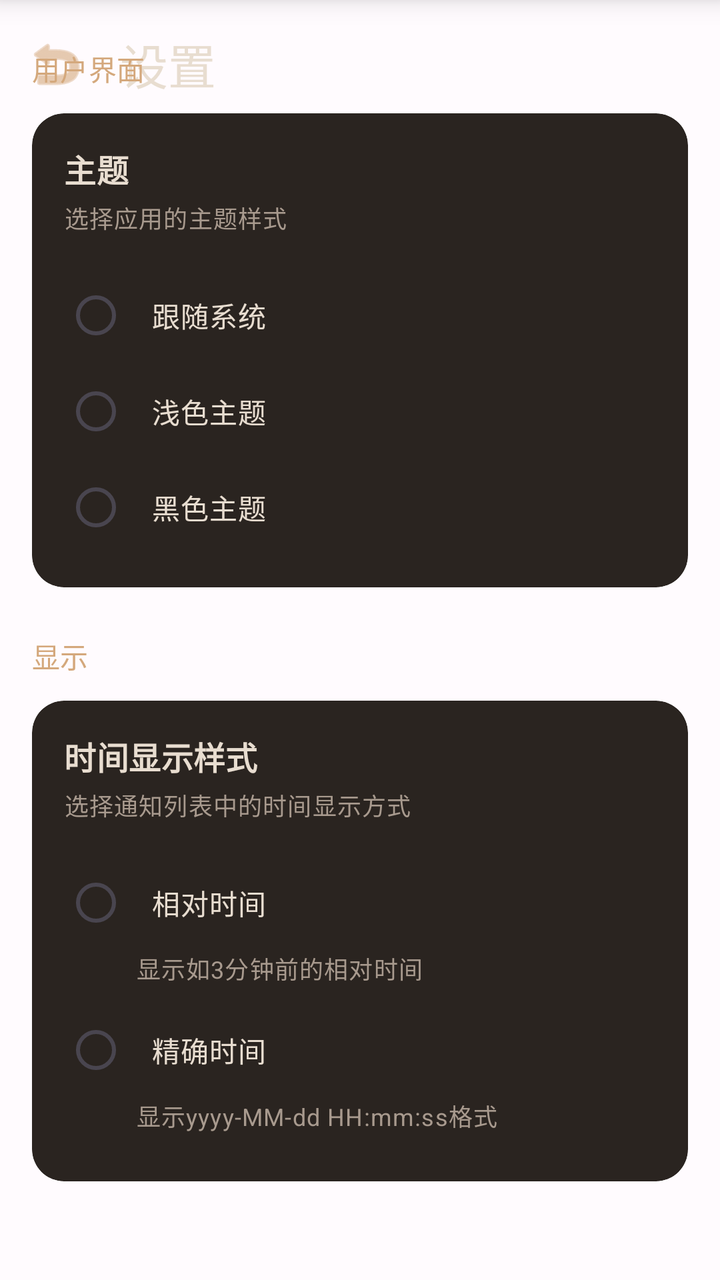
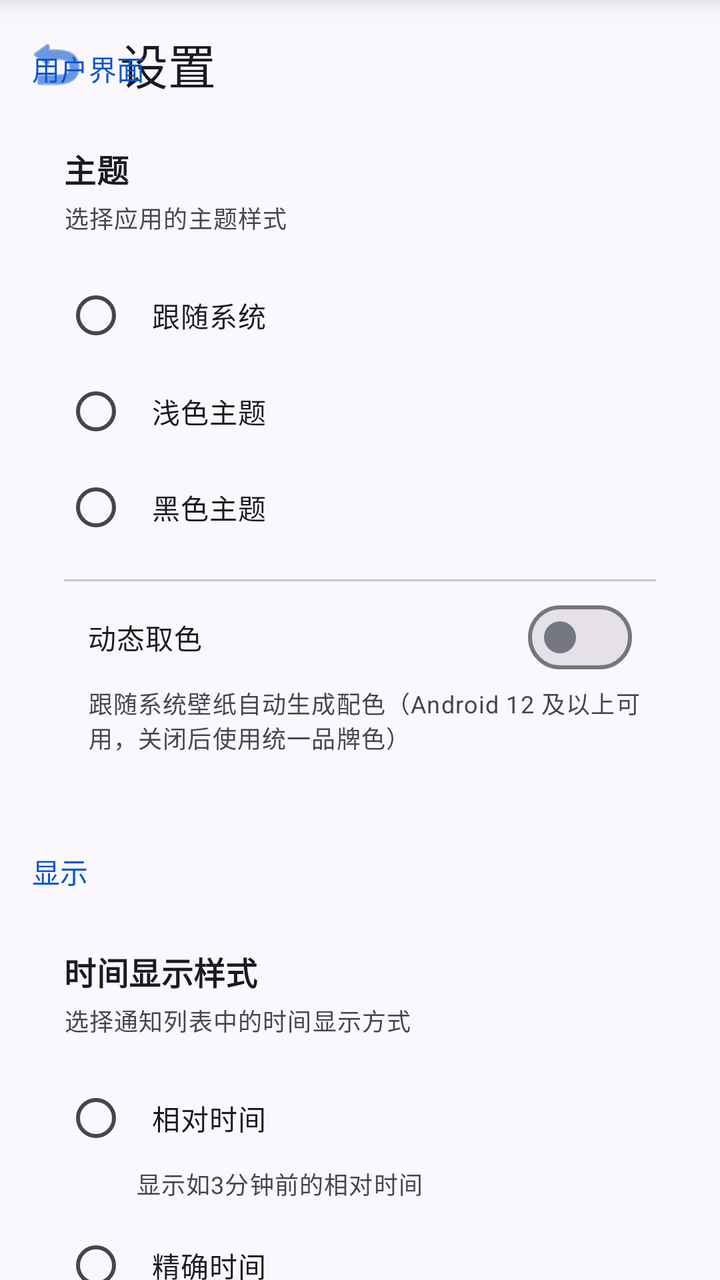

Compare the two renders of this Android layout. The source of the first and the diff that turns it into the second are given below.
<!-- AndroidManifest.xml: application theme Theme.NotificationHistory -->
<!-- res/layout/activity_settings.xml -->
<?xml version="1.0" encoding="utf-8"?>
<androidx.coordinatorlayout.widget.CoordinatorLayout
    xmlns:android="http://schemas.android.com/apk/res/android"
    xmlns:app="http://schemas.android.com/apk/res-auto"
    android:layout_width="match_parent"
    android:layout_height="match_parent"
    android:fitsSystemWindows="true">

    
    <FrameLayout
        android:layout_width="match_parent"
        android:layout_height="match_parent"
        android:fitsSystemWindows="true"
        app:layout_insetEdge="bottom"
        app:layout_keyline="1">

        
        <com.google.android.material.appbar.AppBarLayout
            android:layout_width="match_parent"
            android:layout_height="wrap_content"
            android:background="@android:color/transparent"
            android:outlineAmbientShadowColor="@android:color/transparent"
            android:outlineSpotShadowColor="@android:color/transparent">

            <com.google.android.material.appbar.MaterialToolbar
                android:id="@+id/toolbar"
                android:layout_width="match_parent"
                android:layout_height="?attr/actionBarSize"
                app:title="@string/settings_title"
                app:titleTextAppearance="?attr/textAppearanceHeadlineSmall"
                app:titleTextColor="#E8DDD0"
                app:navigationIcon="@android:drawable/ic_menu_revert"
                app:navigationIconTint="#D4A87C" />

        </com.google.android.material.appbar.AppBarLayout>

        
        <androidx.core.widget.NestedScrollView
            android:layout_width="match_parent"
            android:layout_height="match_parent"
            android:clipToPadding="false"
            android:paddingTop="8dp"
            android:paddingBottom="72dp"
            app:layout_behavior="@string/appbar_scrolling_view_behavior">

            <LinearLayout
                android:layout_width="match_parent"
                android:layout_height="wrap_content"
                android:orientation="vertical"
                android:paddingHorizontal="16dp">

                
                <TextView
                    android:layout_width="wrap_content"
                    android:layout_height="wrap_content"
                    android:layout_marginTop="16dp"
                    android:layout_marginBottom="12dp"
                    android:text="@string/settings_section_ui"
                    android:textColor="#D4A87C"
                    android:textAppearance="?attr/textAppearanceTitleSmall" />

                
                <com.google.android.material.card.MaterialCardView
                    android:layout_width="match_parent"
                    android:layout_height="wrap_content"
                    android:layout_marginBottom="16dp"
                    style="?attr/materialCardViewFilledStyle"
                    app:cardBackgroundColor="#2A2420"
                    app:cardCornerRadius="16dp"
                    app:cardElevation="0dp"
                    app:contentPadding="16dp">

                    <LinearLayout
                        android:layout_width="match_parent"
                        android:layout_height="wrap_content"
                        android:orientation="vertical">

                        <TextView
                            android:layout_width="wrap_content"
                            android:layout_height="wrap_content"
                            android:text="@string/settings_theme"
                            android:textAppearance="?attr/textAppearanceTitleMedium"
                            android:textColor="#E8DDD0"
                            android:textStyle="bold" />

                        <TextView
                            android:layout_width="wrap_content"
                            android:layout_height="wrap_content"
                            android:layout_marginTop="4dp"
                            android:layout_marginBottom="16dp"
                            android:text="@string/settings_theme_summary"
                            android:textAppearance="?attr/textAppearanceBodySmall"
                            android:textColor="#A89A8E" />

                        
                        <RadioGroup
                            android:id="@+id/radio_group_theme"
                            android:layout_width="match_parent"
                            android:layout_height="wrap_content"
                            android:orientation="vertical">

                            
                            <RadioButton
                                android:id="@+id/radio_theme_system"
                                android:layout_width="match_parent"
                                android:layout_height="wrap_content"
                                android:text="@string/settings_theme_system"
                                android:textColor="#E8DDD0"
                                android:padding="12dp"
                                android:background="?attr/selectableItemBackground"
                                android:buttonTint="#D4A87C" />

                            
                            <RadioButton
                                android:id="@+id/radio_theme_light"
                                android:layout_width="match_parent"
                                android:layout_height="wrap_content"
                                android:text="@string/settings_theme_light"
                                android:textColor="#E8DDD0"
                                android:padding="12dp"
                                android:background="?attr/selectableItemBackground"
                                android:buttonTint="#D4A87C" />

                            
                            <RadioButton
                                android:id="@+id/radio_theme_dark"
                                android:layout_width="match_parent"
                                android:layout_height="wrap_content"
                                android:text="@string/settings_theme_dark"
                                android:textColor="#E8DDD0"
                                android:padding="12dp"
                                android:background="?attr/selectableItemBackground"
                                android:buttonTint="#D4A87C" />
                        </RadioGroup>

                    </LinearLayout>

                </com.google.android.material.card.MaterialCardView>

                
                <TextView
                    android:layout_width="wrap_content"
                    android:layout_height="wrap_content"
                    android:layout_marginTop="8dp"
                    android:layout_marginBottom="12dp"
                    android:text="@string/settings_section_time"
                    android:textColor="#D4A87C"
                    android:textAppearance="?attr/textAppearanceTitleSmall" />

                
                <com.google.android.material.card.MaterialCardView
                    android:layout_width="match_parent"
                    android:layout_height="wrap_content"
                    android:layout_marginBottom="16dp"
                    style="?attr/materialCardViewFilledStyle"
                    app:cardBackgroundColor="#2A2420"
                    app:cardCornerRadius="16dp"
                    app:cardElevation="0dp"
                    app:contentPadding="16dp">

                    <LinearLayout
                        android:layout_width="match_parent"
                        android:layout_height="wrap_content"
                        android:orientation="vertical">

                        <TextView
                            android:layout_width="wrap_content"
                            android:layout_height="wrap_content"
                            android:text="@string/settings_time_format"
                            android:textAppearance="?attr/textAppearanceTitleMedium"
                            android:textColor="#E8DDD0"
                            android:textStyle="bold" />

                        <TextView
                            android:layout_width="wrap_content"
                            android:layout_height="wrap_content"
                            android:layout_marginTop="4dp"
                            android:layout_marginBottom="16dp"
                            android:text="@string/settings_time_format_summary"
                            android:textAppearance="?attr/textAppearanceBodySmall"
                            android:textColor="#A89A8E" />

                        
                        <RadioGroup
                            android:id="@+id/radio_group_time_format"
                            android:layout_width="match_parent"
                            android:layout_height="wrap_content"
                            android:orientation="vertical">

                            
                            <RadioButton
                                android:id="@+id/radio_time_relative"
                                android:layout_width="match_parent"
                                android:layout_height="wrap_content"
                                android:text="@string/settings_time_relative"
                                android:textColor="#E8DDD0"
                                android:padding="12dp"
                                android:background="?attr/selectableItemBackground"
                                android:buttonTint="#D4A87C" />

                            <TextView
                                android:layout_width="wrap_content"
                                android:layout_height="wrap_content"
                                android:layout_marginStart="36dp"
                                android:layout_marginBottom="8dp"
                                android:text="@string/settings_time_relative_summary"
                                android:textAppearance="?attr/textAppearanceBodySmall"
                                android:textColor="#A89A8E" />

                            
                            <RadioButton
                                android:id="@+id/radio_time_absolute"
                                android:layout_width="match_parent"
                                android:layout_height="wrap_content"
                                android:text="@string/settings_time_absolute"
                                android:textColor="#E8DDD0"
                                android:padding="12dp"
                                android:background="?attr/selectableItemBackground"
                                android:buttonTint="#D4A87C" />

                            <TextView
                                android:layout_width="wrap_content"
                                android:layout_height="wrap_content"
                                android:layout_marginStart="36dp"
                                android:layout_marginBottom="8dp"
                                android:text="@string/settings_time_absolute_summary"
                                android:textAppearance="?attr/textAppearanceBodySmall"
                                android:textColor="#A89A8E" />
                        </RadioGroup>

                    </LinearLayout>

                </com.google.android.material.card.MaterialCardView>

            </LinearLayout>

        </androidx.core.widget.NestedScrollView>

    </FrameLayout>

    
    <LinearLayout
        android:id="@+id/bottom_navigation"
        android:layout_width="match_parent"
        android:layout_height="64dp"
        android:layout_gravity="bottom"
        android:background="#2A2420"
        android:gravity="center"
        android:orientation="horizontal"
        android:elevation="8dp"
        app:layout_dodgeInsetEdges="bottom">

        
        <LinearLayout
            android:id="@+id/btn_main"
            android:layout_width="0dp"
            android:layout_height="match_parent"
            android:layout_weight="1"
            android:gravity="center"
            android:orientation="vertical"
            android:background="?attr/selectableItemBackground">

            <ImageView
                android:layout_width="24dp"
                android:layout_height="24dp"
                android:src="@android:drawable/ic_menu_agenda"
                app:tint="#A89A8E"
                android:contentDescription="@null" />

            <TextView
                android:layout_width="wrap_content"
                android:layout_height="wrap_content"
                android:layout_marginTop="4dp"
                android:text="首页"
                android:textColor="#A89A8E"
                android:textSize="11sp" />
        </LinearLayout>

        
        <LinearLayout
            android:id="@+id/btn_service"
            android:layout_width="0dp"
            android:layout_height="match_parent"
            android:layout_weight="1"
            android:gravity="center"
            android:orientation="vertical"
            android:background="?attr/selectableItemBackground">

            <ImageView
                android:layout_width="24dp"
                android:layout_height="24dp"
                android:src="@android:drawable/ic_menu_manage"
                app:tint="#A89A8E"
                android:contentDescription="@null" />

            <TextView
                android:layout_width="wrap_content"
                android:layout_height="wrap_content"
                android:layout_marginTop="4dp"
                android:text="服务"
                android:textColor="#A89A8E"
                android:textSize="11sp" />
        </LinearLayout>

        
        <LinearLayout
            android:id="@+id/btn_settings"
            android:layout_width="0dp"
            android:layout_height="match_parent"
            android:layout_weight="1"
            android:gravity="center"
            android:orientation="vertical"
            android:background="?attr/selectableItemBackground">

            <ImageView
                android:layout_width="24dp"
                android:layout_height="24dp"
                android:src="@android:drawable/ic_menu_preferences"
                app:tint="#D4A87C"
                android:contentDescription="@null" />

            <TextView
                android:layout_width="wrap_content"
                android:layout_height="wrap_content"
                android:layout_marginTop="4dp"
                android:text="设置"
                android:textColor="#D4A87C"
                android:textSize="11sp" />
        </LinearLayout>

    </LinearLayout>

</androidx.coordinatorlayout.widget.CoordinatorLayout>
<!-- resources referenced by this layout -->
<resources>
  <string name="settings_section_time">显示</string>
  <string name="settings_section_ui">用户界面</string>
  <string name="settings_theme">主题</string>
  <string name="settings_theme_dark">黑色主题</string>
  <string name="settings_theme_light">浅色主题</string>
  <string name="settings_theme_summary">选择应用的主题样式</string>
  <string name="settings_theme_system">跟随系统</string>
  <string name="settings_time_absolute">精确时间</string>
  <string name="settings_time_absolute_summary">显示"yyyy-MM-dd HH:mm:ss"格式</string>
  <string name="settings_time_format">时间显示样式</string>
  <string name="settings_time_format_summary">选择通知列表中的时间显示方式</string>
  <string name="settings_time_relative">相对时间</string>
  <string name="settings_time_relative_summary">显示如"3分钟前"的相对时间</string>
  <string name="settings_title">设置</string>
  <color name="md_theme_primary">#6750A4</color>
  <color name="md_theme_onPrimary">#FFFFFF</color>
  <color name="md_theme_primaryContainer">#EADDFF</color>
  <color name="md_theme_onPrimaryContainer">#21005D</color>
  <color name="md_theme_secondary">#625B71</color>
  <color name="md_theme_onSecondary">#FFFFFF</color>
  <color name="md_theme_secondaryContainer">#E8DEF8</color>
  <color name="md_theme_onSecondaryContainer">#1D192B</color>
  <color name="md_theme_tertiary">#7D5260</color>
  <color name="md_theme_onTertiary">#FFFFFF</color>
  <color name="md_theme_tertiaryContainer">#FFD8E4</color>
  <color name="md_theme_onTertiaryContainer">#31111D</color>
  <color name="md_theme_error">#B3261E</color>
  <color name="md_theme_onError">#FFFFFF</color>
  <color name="md_theme_errorContainer">#F9DEDC</color>
  <color name="md_theme_onErrorContainer">#410E0B</color>
  <color name="md_theme_background">#FFFBFE</color>
  <color name="md_theme_onBackground">#1C1B1F</color>
  <color name="md_theme_surface">#FFFBFE</color>
  <color name="md_theme_onSurface">#1C1B1F</color>
  <color name="md_theme_surfaceVariant">#E7E0EC</color>
  <color name="md_theme_onSurfaceVariant">#49454F</color>
  <color name="md_theme_inverseSurface">#313033</color>
  <color name="md_theme_inverseOnSurface">#F4EFF4</color>
  <color name="md_theme_outline">#79747E</color>
  <color name="md_theme_outlineVariant">#CAC4D0</color>
  <!-- unchanged entries left out for length: 1 -->
</resources>

<!-- the commit's change to res/layout/activity_settings.xml (unified diff, before → after) -->
@@ -28,9 +28,9 @@
                 android:layout_height="?attr/actionBarSize"
                 app:title="@string/settings_title"
                 app:titleTextAppearance="?attr/textAppearanceHeadlineSmall"
-                app:titleTextColor="#E8DDD0"
+                app:titleTextColor="@color/md_theme_onSurface"
                 app:navigationIcon="@android:drawable/ic_menu_revert"
-                app:navigationIconTint="#D4A87C" />
+                app:navigationIconTint="@color/md_theme_primary" />
 
         </com.google.android.material.appbar.AppBarLayout>
 
@@ -56,7 +56,7 @@
                     android:layout_marginTop="16dp"
                     android:layout_marginBottom="12dp"
                     android:text="@string/settings_section_ui"
-                    android:textColor="#D4A87C"
+                    android:textColor="@color/md_theme_primary"
                     android:textAppearance="?attr/textAppearanceTitleSmall" />
 
                 
@@ -65,7 +65,7 @@
                     android:layout_height="wrap_content"
                     android:layout_marginBottom="16dp"
                     style="?attr/materialCardViewFilledStyle"
-                    app:cardBackgroundColor="#2A2420"
+                    app:cardBackgroundColor="@color/md_theme_surface"
                     app:cardCornerRadius="16dp"
                     app:cardElevation="0dp"
                     app:contentPadding="16dp">
@@ -80,7 +80,7 @@
                             android:layout_height="wrap_content"
                             android:text="@string/settings_theme"
                             android:textAppearance="?attr/textAppearanceTitleMedium"
-                            android:textColor="#E8DDD0"
+                            android:textColor="@color/md_theme_onSurface"
                             android:textStyle="bold" />
 
                         <TextView
@@ -90,7 +90,7 @@
                             android:layout_marginBottom="16dp"
                             android:text="@string/settings_theme_summary"
                             android:textAppearance="?attr/textAppearanceBodySmall"
-                            android:textColor="#A89A8E" />
+                            android:textColor="@color/md_theme_onSurfaceVariant" />
 
                         
                         <RadioGroup
@@ -105,10 +105,10 @@
                                 android:layout_width="match_parent"
                                 android:layout_height="wrap_content"
                                 android:text="@string/settings_theme_system"
-                                android:textColor="#E8DDD0"
-                                android:padding="12dp"
-                                android:background="?attr/selectableItemBackground"
-                                android:buttonTint="#D4A87C" />
+                                android:textColor="@color/md_theme_onSurface"
+                                android:padding="12dp"
+                                android:background="?attr/selectableItemBackground"
+                                android:buttonTint="@color/md_theme_primary" />
 
                             
                             <RadioButton
@@ -116,10 +116,10 @@
                                 android:layout_width="match_parent"
                                 android:layout_height="wrap_content"
                                 android:text="@string/settings_theme_light"
-                                android:textColor="#E8DDD0"
-                                android:padding="12dp"
-                                android:background="?attr/selectableItemBackground"
-                                android:buttonTint="#D4A87C" />
+                                android:textColor="@color/md_theme_onSurface"
+                                android:padding="12dp"
+                                android:background="?attr/selectableItemBackground"
+                                android:buttonTint="@color/md_theme_primary" />
 
                             
                             <RadioButton
@@ -127,11 +127,35 @@
                                 android:layout_width="match_parent"
                                 android:layout_height="wrap_content"
                                 android:text="@string/settings_theme_dark"
-                                android:textColor="#E8DDD0"
-                                android:padding="12dp"
-                                android:background="?attr/selectableItemBackground"
-                                android:buttonTint="#D4A87C" />
+                                android:textColor="@color/md_theme_onSurface"
+                                android:padding="12dp"
+                                android:background="?attr/selectableItemBackground"
+                                android:buttonTint="@color/md_theme_primary" />
                         </RadioGroup>
+
+                        
+                        <com.google.android.material.divider.MaterialDivider
+                            android:layout_width="match_parent"
+                            android:layout_height="wrap_content"
+                            android:layout_marginTop="12dp"
+                            android:layout_marginBottom="4dp" />
+
+                        <com.google.android.material.materialswitch.MaterialSwitch
+                            android:id="@+id/switch_dynamic_color"
+                            android:layout_width="match_parent"
+                            android:layout_height="wrap_content"
+                            android:padding="12dp"
+                            android:text="@string/settings_dynamic_color"
+                            android:textColor="@color/md_theme_onSurface" />
+
+                        <TextView
+                            android:layout_width="match_parent"
+                            android:layout_height="wrap_content"
+                            android:layout_marginStart="12dp"
+                            android:layout_marginBottom="8dp"
+                            android:text="@string/settings_dynamic_color_summary"
+                            android:textAppearance="?attr/textAppearanceBodySmall"
+                            android:textColor="@color/md_theme_onSurfaceVariant" />
 
                     </LinearLayout>
 
@@ -144,7 +168,7 @@
                     android:layout_marginTop="8dp"
                     android:layout_marginBottom="12dp"
                     android:text="@string/settings_section_time"
-                    android:textColor="#D4A87C"
+                    android:textColor="@color/md_theme_primary"
                     android:textAppearance="?attr/textAppearanceTitleSmall" />
 
                 
@@ -153,7 +177,7 @@
                     android:layout_height="wrap_content"
                     android:layout_marginBottom="16dp"
                     style="?attr/materialCardViewFilledStyle"
-                    app:cardBackgroundColor="#2A2420"
+                    app:cardBackgroundColor="@color/md_theme_surface"
                     app:cardCornerRadius="16dp"
                     app:cardElevation="0dp"
                     app:contentPadding="16dp">
@@ -168,7 +192,7 @@
                             android:layout_height="wrap_content"
                             android:text="@string/settings_time_format"
                             android:textAppearance="?attr/textAppearanceTitleMedium"
-                            android:textColor="#E8DDD0"
+                            android:textColor="@color/md_theme_onSurface"
                             android:textStyle="bold" />
 
                         <TextView
@@ -178,7 +202,7 @@
                             android:layout_marginBottom="16dp"
                             android:text="@string/settings_time_format_summary"
                             android:textAppearance="?attr/textAppearanceBodySmall"
-                            android:textColor="#A89A8E" />
+                            android:textColor="@color/md_theme_onSurfaceVariant" />
 
                         
                         <RadioGroup
@@ -193,10 +217,10 @@
                                 android:layout_width="match_parent"
                                 android:layout_height="wrap_content"
                                 android:text="@string/settings_time_relative"
-                                android:textColor="#E8DDD0"
-                                android:padding="12dp"
-                                android:background="?attr/selectableItemBackground"
-                                android:buttonTint="#D4A87C" />
+                                android:textColor="@color/md_theme_onSurface"
+                                android:padding="12dp"
+                                android:background="?attr/selectableItemBackground"
+                                android:buttonTint="@color/md_theme_primary" />
 
                             <TextView
                                 android:layout_width="wrap_content"
@@ -205,7 +229,7 @@
                                 android:layout_marginBottom="8dp"
                                 android:text="@string/settings_time_relative_summary"
                                 android:textAppearance="?attr/textAppearanceBodySmall"
-                                android:textColor="#A89A8E" />
+                                android:textColor="@color/md_theme_onSurfaceVariant" />
 
                             
                             <RadioButton
@@ -213,10 +237,10 @@
                                 android:layout_width="match_parent"
                                 android:layout_height="wrap_content"
                                 android:text="@string/settings_time_absolute"
-                                android:textColor="#E8DDD0"
-                                android:padding="12dp"
-                                android:background="?attr/selectableItemBackground"
-                                android:buttonTint="#D4A87C" />
+                                android:textColor="@color/md_theme_onSurface"
+                                android:padding="12dp"
+                                android:background="?attr/selectableItemBackground"
+                                android:buttonTint="@color/md_theme_primary" />
 
                             <TextView
                                 android:layout_width="wrap_content"
@@ -225,7 +249,7 @@
                                 android:layout_marginBottom="8dp"
                                 android:text="@string/settings_time_absolute_summary"
                                 android:textAppearance="?attr/textAppearanceBodySmall"
-                                android:textColor="#A89A8E" />
+                                android:textColor="@color/md_theme_onSurfaceVariant" />
                         </RadioGroup>
 
                     </LinearLayout>
@@ -244,7 +268,7 @@
         android:layout_width="match_parent"
         android:layout_height="64dp"
         android:layout_gravity="bottom"
-        android:background="#2A2420"
+        android:background="@color/md_theme_surface"
         android:gravity="center"
         android:orientation="horizontal"
         android:elevation="8dp"
@@ -264,7 +288,7 @@
                 android:layout_width="24dp"
                 android:layout_height="24dp"
                 android:src="@android:drawable/ic_menu_agenda"
-                app:tint="#A89A8E"
+                app:tint="@color/md_theme_onSurfaceVariant"
                 android:contentDescription="@null" />
 
             <TextView
@@ -272,7 +296,7 @@
                 android:layout_height="wrap_content"
                 android:layout_marginTop="4dp"
                 android:text="首页"
-                android:textColor="#A89A8E"
+                android:textColor="@color/md_theme_onSurfaceVariant"
                 android:textSize="11sp" />
         </LinearLayout>
 
@@ -290,7 +314,7 @@
                 android:layout_width="24dp"
                 android:layout_height="24dp"
                 android:src="@android:drawable/ic_menu_manage"
-                app:tint="#A89A8E"
+                app:tint="@color/md_theme_onSurfaceVariant"
                 android:contentDescription="@null" />
 
             <TextView
@@ -298,7 +322,7 @@
                 android:layout_height="wrap_content"
                 android:layout_marginTop="4dp"
                 android:text="服务"
-                android:textColor="#A89A8E"
+                android:textColor="@color/md_theme_onSurfaceVariant"
                 android:textSize="11sp" />
         </LinearLayout>
 
@@ -316,7 +340,7 @@
                 android:layout_width="24dp"
                 android:layout_height="24dp"
                 android:src="@android:drawable/ic_menu_preferences"
-                app:tint="#D4A87C"
+                app:tint="@color/md_theme_primary"
                 android:contentDescription="@null" />
 
             <TextView
@@ -324,7 +348,7 @@
                 android:layout_height="wrap_content"
                 android:layout_marginTop="4dp"
                 android:text="设置"
-                android:textColor="#D4A87C"
+                android:textColor="@color/md_theme_primary"
                 android:textSize="11sp" />
         </LinearLayout>
 
<!-- resource entries referenced after the edit -->
@@ -14,32 +14,34 @@
   <string name="settings_time_relative">相对时间</string>
   <string name="settings_time_relative_summary">显示如"3分钟前"的相对时间</string>
   <string name="settings_title">设置</string>
-  <color name="md_theme_primary">#6750A4</color>
-  <color name="md_theme_onPrimary">#FFFFFF</color>
-  <color name="md_theme_primaryContainer">#EADDFF</color>
-  <color name="md_theme_onPrimaryContainer">#21005D</color>
-  <color name="md_theme_secondary">#625B71</color>
-  <color name="md_theme_onSecondary">#FFFFFF</color>
-  <color name="md_theme_secondaryContainer">#E8DEF8</color>
-  <color name="md_theme_onSecondaryContainer">#1D192B</color>
-  <color name="md_theme_tertiary">#7D5260</color>
-  <color name="md_theme_onTertiary">#FFFFFF</color>
-  <color name="md_theme_tertiaryContainer">#FFD8E4</color>
-  <color name="md_theme_onTertiaryContainer">#31111D</color>
-  <color name="md_theme_error">#B3261E</color>
-  <color name="md_theme_onError">#FFFFFF</color>
-  <color name="md_theme_errorContainer">#F9DEDC</color>
-  <color name="md_theme_onErrorContainer">#410E0B</color>
-  <color name="md_theme_background">#FFFBFE</color>
-  <color name="md_theme_onBackground">#1C1B1F</color>
-  <color name="md_theme_surface">#FFFBFE</color>
-  <color name="md_theme_onSurface">#1C1B1F</color>
-  <color name="md_theme_surfaceVariant">#E7E0EC</color>
-  <color name="md_theme_onSurfaceVariant">#49454F</color>
-  <color name="md_theme_inverseSurface">#313033</color>
-  <color name="md_theme_inverseOnSurface">#F4EFF4</color>
-  <color name="md_theme_outline">#79747E</color>
-  <color name="md_theme_outlineVariant">#CAC4D0</color>
+  <color name="md_theme_primary">#FF0856CF</color>
+  <color name="md_theme_onPrimary">#FFFFFFFF</color>
+  <color name="md_theme_primaryContainer">#FFDAE2FF</color>
+  <color name="md_theme_onPrimaryContainer">#FF001847</color>
+  <color name="md_theme_secondary">#FF585E71</color>
+  <color name="md_theme_onSecondary">#FFFFFFFF</color>
+  <color name="md_theme_secondaryContainer">#FFDCE2F9</color>
+  <color name="md_theme_onSecondaryContainer">#FF151B2C</color>
+  <color name="md_theme_tertiary">#FF735471</color>
+  <color name="md_theme_onTertiary">#FFFFFFFF</color>
+  <color name="md_theme_tertiaryContainer">#FFFED7F9</color>
+  <color name="md_theme_onTertiaryContainer">#FF2B122B</color>
+  <color name="md_theme_error">#FFB4271F</color>
+  <color name="md_theme_onError">#FFFFFFFF</color>
+  <color name="md_theme_errorContainer">#FFFFDAD5</color>
+  <color name="md_theme_onErrorContainer">#FF410001</color>
+  <color name="md_theme_background">#FFFBF8FD</color>
+  <color name="md_theme_onBackground">#FF1B1B1F</color>
+  <color name="md_theme_surface">#FFFBF8FD</color>
+  <string name="settings_dynamic_color">动态取色</string>
+  <string name="settings_dynamic_color_summary">跟随系统壁纸自动生成配色（Android 12 及以上可用，关闭后使用统一品牌色）</string>
+  <color name="md_theme_onSurface">#FF1B1B1F</color>
+  <color name="md_theme_surfaceVariant">#FFE1E2EC</color>
+  <color name="md_theme_onSurfaceVariant">#FF45464F</color>
+  <color name="md_theme_inverseSurface">#FF303034</color>
+  <color name="md_theme_inverseOnSurface">#FFF2F0F4</color>
+  <color name="md_theme_outline">#FF757780</color>
+  <color name="md_theme_outlineVariant">#FFC5C6D0</color>
   <!-- unchanged entries left out for length: 1 -->
 </resources>
 
